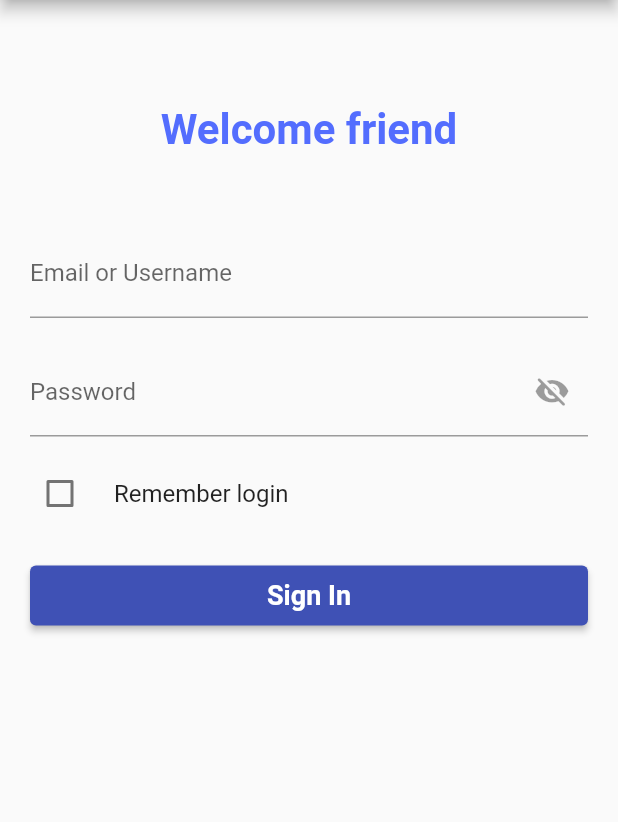
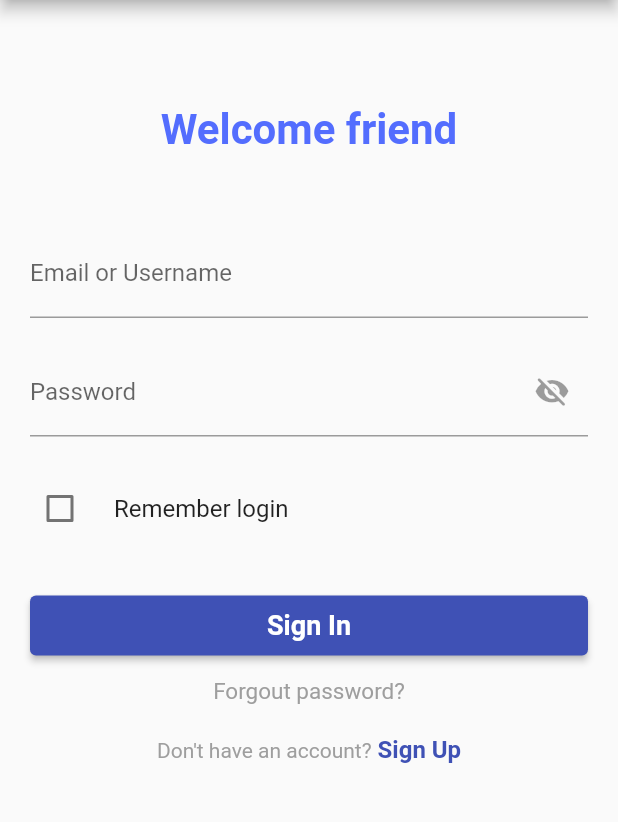
Before and after one commit to ranierelm/save_login_safely, a Flutter app: the screen it shows after launch, on a phone screen of 412 x 824 dp, the part 84-906 px from its top. Run offline on Flutter 3.47's test engine with Material 2 defaults, Android fonts, the phone set to English and light mode, and no system bars; our stand-ins replace flutter_secure_storage.

Commit message:
complemento do layout

```diff
--- a/lib/main.dart
+++ b/lib/main.dart
@@ -48,13 +48,11 @@ class _MyHomePageState extends State<MyHomePage> {
   _formSubmit() async {
     if (_formKey.currentState?.validate() ?? false) {
       if (rememberMarked) {
-        //save username and password credentials
         await _storage.write(key: "username", value: _usernameController.text);
         await _storage.write(key: "password", value: _passwordController.text);
       } else {
         _storage.deleteAll();
       }
-
       Navigator.push(
           context, MaterialPageRoute(builder: (context) => const HomePage()));
     }
@@ -141,7 +139,7 @@ class _MyHomePageState extends State<MyHomePage> {
                     }
                   },
                 ),
-                const SizedBox(height: 10),
+                const SizedBox(height: 20),
                 CheckboxListTile(
                     controlAffinity: ListTileControlAffinity.leading,
                     contentPadding: EdgeInsets.zero,
@@ -152,7 +150,7 @@ class _MyHomePageState extends State<MyHomePage> {
                         rememberMarked = value!;
                       });
                     }),
-                const SizedBox(height: 20),
+                const SizedBox(height: 30),
                 SizedBox(
                   height: 40,
                   width: double.infinity,
@@ -167,6 +165,34 @@ class _MyHomePageState extends State<MyHomePage> {
                     ),
                   ),
                 ),
+                const SizedBox(height: 15),
+                const Text(
+                  'Forgout password?',
+                  style: TextStyle(
+                    fontSize: 15,
+                    fontWeight: FontWeight.w400,
+                    color: Colors.grey,
+                  ),
+                ),
+                const SizedBox(height: 20),
+                RichText(
+                  text: TextSpan(
+                    text: "Don't have an account?",
+                    children: [
+                      TextSpan(
+                        text: ' Sign Up',
+                        style: TextStyle(
+                          fontSize: 16.0,
+                          color: Colors.indigo,
+                          fontWeight: FontWeight.w600,
+                        ),
+                      ),
+                    ],
+                    style: TextStyle(
+                      color: Colors.grey,
+                    ),
+                  ),
+                ),
               ],
             ),
           ),
```
